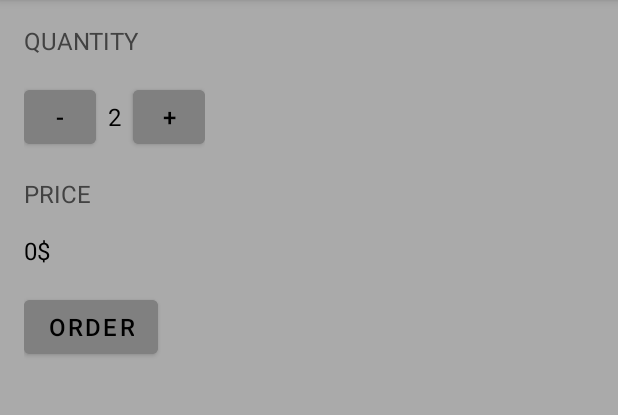
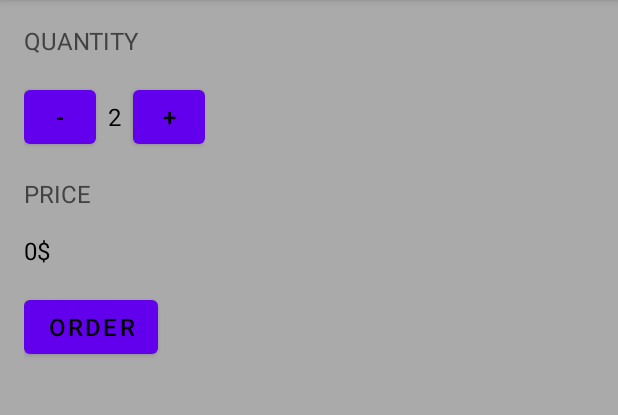
Before and after one commit to NarutoBratishka/Android-cost-calculator, an Android app: the screen it shows after launch (MainActivity), on a phone screen of 412 x 824 dp, the part 84-499 px from its top. Run offline under Robolectric (Android 15) with nearby library versions, the phone set to English and light mode, and no system bars.

Commit message:
devide activity_main.xml according to versions

```diff
--- a/app/src/main/res/layout/activity_main.xml
+++ b/app/src/main/res/layout/activity_main.xml
@@ -17,8 +17,6 @@
         android:textAllCaps="true"
         android:textColor="@color/cardview_dark_background"
         android:textSize="16sp" />
-    <!--android:layout_alignParentLeft="true"
-    android:layout_alignParentTop="true"-->
 
     <LinearLayout
         android:layout_width="wrap_content"
@@ -27,37 +25,37 @@
         android:layout_marginBottom="16dp">
 
         <Button
+            android:theme="@style/my_button_style"
             android:id="@+id/minus_button"
             android:layout_width="48dp"
             android:layout_height="48dp"
             android:text="@string/minus"
-            android:backgroundTint="@android:color/tertiary_text_dark"
             android:textColor="@android:color/black"
             android:textSize="16sp"
+            android:onClick="decrement"
             android:layout_marginRight="8dp"
-            android:onClick="decrement"/>
+            android:layout_marginEnd="8dp" />
 
         <TextView
             android:id="@+id/quantity_text_view"
             android:layout_width="wrap_content"
             android:layout_height="wrap_content"
             android:layout_marginBottom="8dp"
-            android:layout_marginRight="8dp"
             android:text="@string/quantity_text"
             android:textColor="@color/black"
-            android:textSize="16sp" />
-        <!--android:layout_toRightOf="@id/minus_button"-->
+            android:textSize="16sp"
+            android:layout_marginRight="8dp"
+            android:layout_marginEnd="8dp" />
 
         <Button
+            android:theme="@style/my_button_style"
             android:id="@+id/plus_button"
             android:layout_width="48dp"
             android:layout_height="48dp"
             android:text="@string/plus_button"
-            android:backgroundTint="@android:color/tertiary_text_dark"
             android:textColor="@android:color/black"
             android:textSize="16sp"
             android:onClick="increment"/>
-        <!--android:layout_toRightOf="@id/quantity_text_view"-->
     </LinearLayout>
 
     <TextView
@@ -69,7 +67,6 @@
         android:textAllCaps="true"
         android:textColor="@color/cardview_dark_background"
         android:textSize="16sp"/>
-    <!--android:layout_alignParentLeft="true"-->
 
     <TextView
         android:id="@+id/price_text_view"
@@ -81,10 +78,10 @@
         android:textSize="16sp"/>
 
     <Button
+        android:theme="@style/my_button_style"
         android:id="@+id/order_button"
         android:layout_width="wrap_content"
         android:layout_height="wrap_content"
-        android:backgroundTint="@android:color/tertiary_text_dark"
         android:text="@string/button_text"
         android:textColor="@android:color/black"
         android:textSize="16sp"
```
